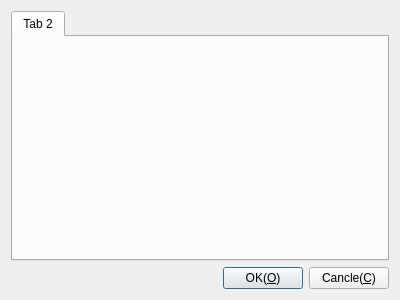
Qt form Viewer/Plugins/Telnet/DlgSettingsTelnet.ui (KangLin/RabbitRemoteControl) before a commit.
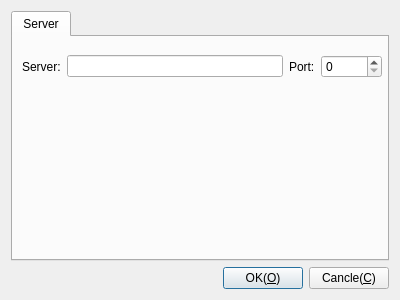
The same form after that commit.

Commit message: Telnet: add telnet

Diff of the .ui file:
```diff
--- a/Viewer/Plugins/Telnet/DlgSettingsTelnet.ui
+++ b/Viewer/Plugins/Telnet/DlgSettingsTelnet.ui
@@ -18,8 +18,44 @@
     <widget class="QTabWidget" name="tabWidget">
      <widget class="QWidget" name="tab_2">
       <attribute name="title">
-       <string>Tab 2</string>
+       <string>Server</string>
       </attribute>
+      <widget class="QWidget" name="">
+       <property name="geometry">
+        <rect>
+         <x>9</x>
+         <y>9</y>
+         <width>360</width>
+         <height>41</height>
+        </rect>
+       </property>
+       <layout class="QHBoxLayout" name="horizontalLayout_2">
+        <item>
+         <widget class="QLabel" name="label">
+          <property name="text">
+           <string>Server:</string>
+          </property>
+         </widget>
+        </item>
+        <item>
+         <widget class="QLineEdit" name="leHost"/>
+        </item>
+        <item>
+         <widget class="QLabel" name="label_2">
+          <property name="text">
+           <string>Port:</string>
+          </property>
+         </widget>
+        </item>
+        <item>
+         <widget class="QSpinBox" name="spPort">
+          <property name="maximum">
+           <number>65536</number>
+          </property>
+         </widget>
+        </item>
+       </layout>
+      </widget>
      </widget>
     </widget>
    </item>
```
Left out of the diff: 2 changed lines with no effect on the pictures. The commit also changes 9 other files.
